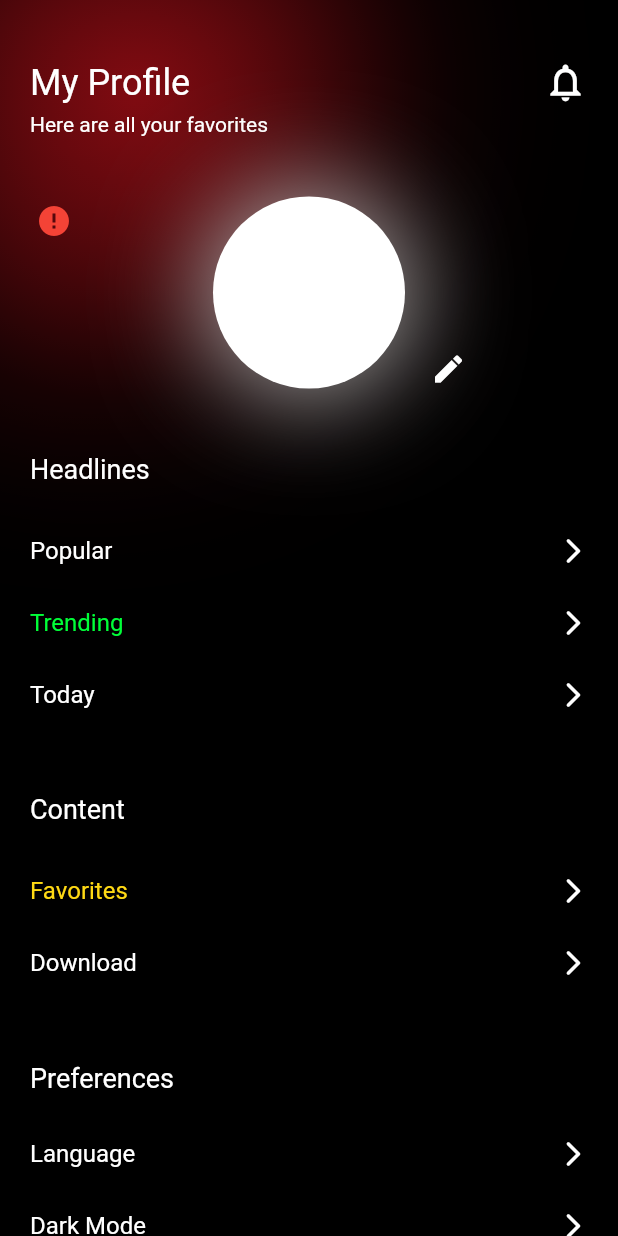
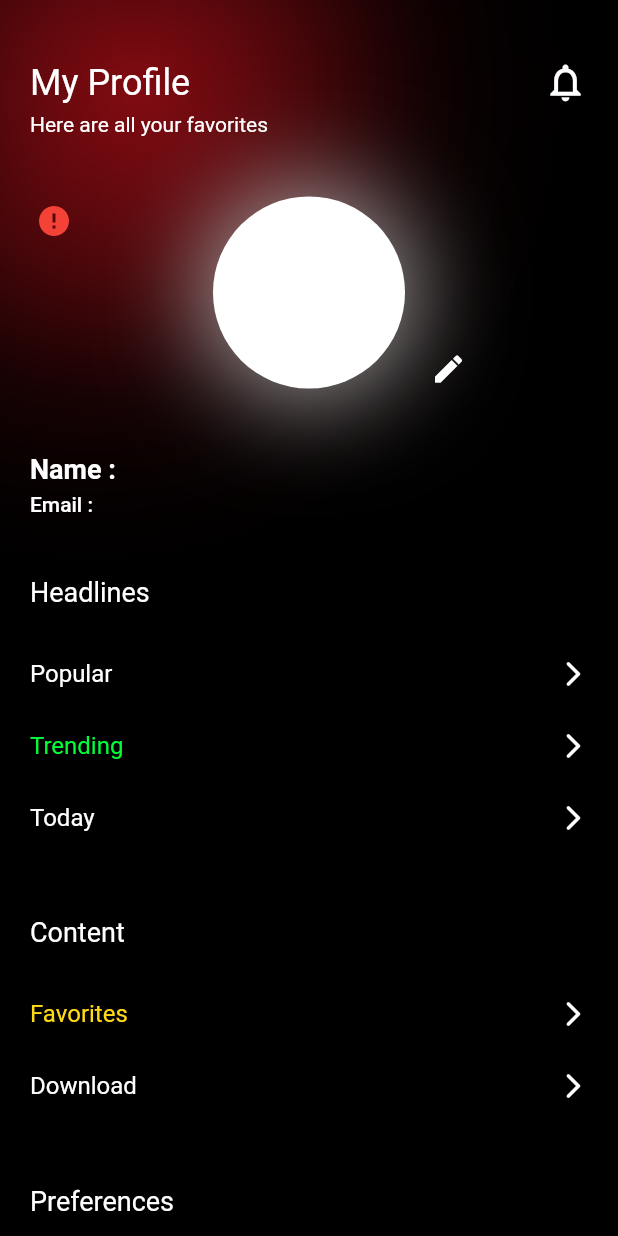
Before and after one commit to diptanshumahish/watch, a Flutter app: the ProfileScreen screen opened directly, on a phone screen of 412 x 824 dp. Run offline on Flutter 3.47's test engine with Material 2 defaults, Android fonts, the phone set to English and light mode, and no system bars; drawn by our look-alikes of cached_network_image; our stand-ins replace cloud_firestore, dartz, equatable, firebase_auth, firebase_core, flutter_animate and 11 more; missing offline and left inert: flutter_facebook_auth; accounts and stored records are empty; network calls fail.

Commit message:
home and profile changes

```diff
--- a/lib/src/features/home/presentation/profile/profile.dart
+++ b/lib/src/features/home/presentation/profile/profile.dart
@@ -1,5 +1,7 @@
 import 'package:cached_network_image/cached_network_image.dart';
 import 'package:flutter/material.dart';
+import 'package:hooks_riverpod/hooks_riverpod.dart';
+import 'package:watch/src/providers/user_provider.dart';
 
 import '../../../../shared/background_painter.dart';
 
@@ -122,6 +124,30 @@ class _ProfileScreenState extends State<ProfileScreen> {
                       ),
                     ),
                     const SizedBox(height: 43),
+                    Consumer(builder: (context, ref, child) {
+                      final name = ref.watch(userNotifierProvider
+                          .select((value) => value.displayName));
+                      return Text(
+                        'Name :${name ?? 'N/A'}',
+                        style: const TextStyle(
+                          fontSize: 18,
+                          fontWeight: FontWeight.w600,
+                        ),
+                      );
+                    }),
+                    const SizedBox(height: 5),
+                    Consumer(builder: (context, ref, child) {
+                      final e = ref.watch(
+                          userNotifierProvider.select((value) => value.email));
+                      return Text(
+                        'Email :${e ?? 'N/A'}',
+                        style: const TextStyle(
+                          fontSize: 14,
+                          fontWeight: FontWeight.w500,
+                        ),
+                      );
+                    }),
+                    const SizedBox(height: 40),
                     Row(
                       mainAxisAlignment: MainAxisAlignment.start,
                       children: [
```
Also changed, not shown: lib/src/features/home/presentation/home_view/components/home.dart (+14 -6 lines).
